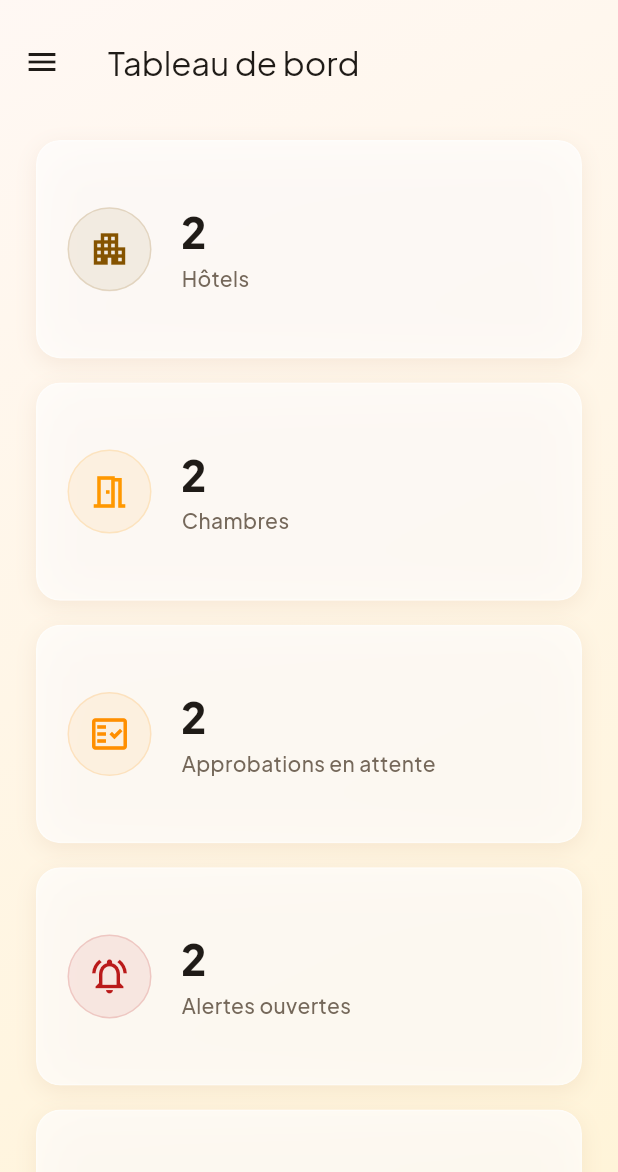
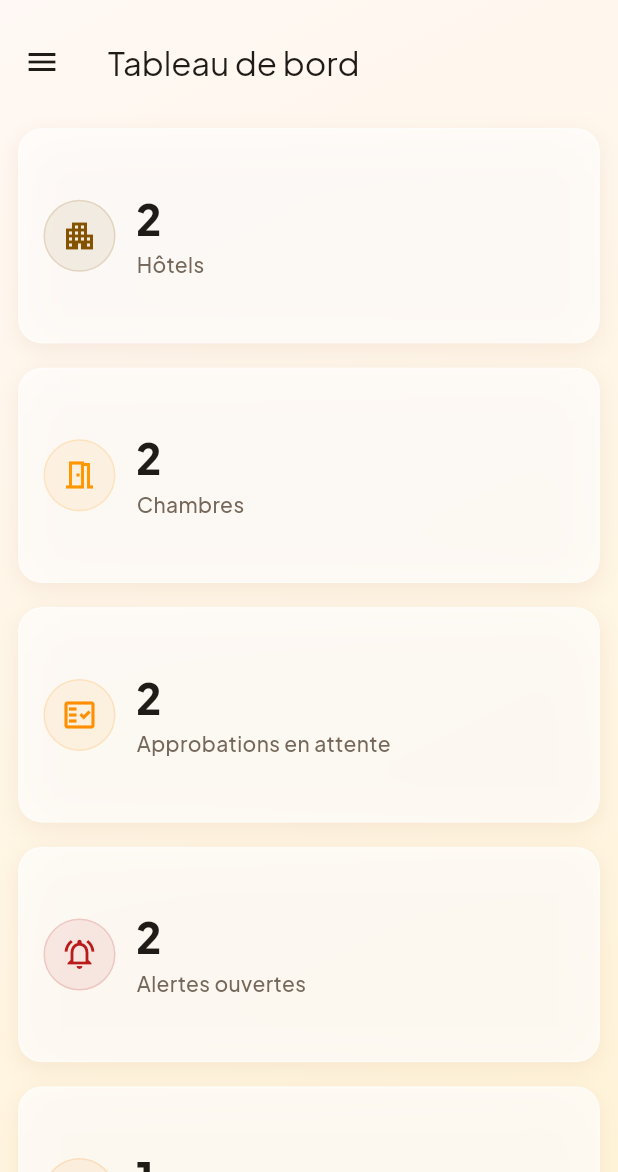
Before and after one commit to prodypanda/ivra-refill, a Flutter app: the screen it shows after launch, on a phone screen of 412 x 824 dp, the part 64-1236 px from its top. Run offline on Flutter 3.47's test engine with Material 3 defaults, Android fonts, the phone set to English and light mode, and no system bars; our stand-ins replace app_links, csv, fl_chart, flutter_riverpod, go_router, google_fonts and 5 more; missing offline and left inert: dart:html; accounts and stored records are empty.

Commit message:
Improve responsive web and mobile layouts

```diff
--- a/lib/src/features/dashboard/dashboard_screen.dart
+++ b/lib/src/features/dashboard/dashboard_screen.dart
@@ -31,6 +31,7 @@ class DashboardScreen extends ConsumerWidget {
                 : constraints.maxWidth >= 640
                     ? 2
                     : 1;
+            final aspectRatio = _metricAspectRatio(constraints.maxWidth);
             return Column(
               crossAxisAlignment: CrossAxisAlignment.stretch,
               children: [
@@ -40,7 +41,7 @@ class DashboardScreen extends ConsumerWidget {
                   physics: const NeverScrollableScrollPhysics(),
                   crossAxisSpacing: 16,
                   mainAxisSpacing: 16,
-                  childAspectRatio: 2.5,
+                  childAspectRatio: aspectRatio,
                   children: List.generate(
                     6,
                     (index) => const MetricCardShimmer(),
@@ -59,6 +60,7 @@ class DashboardScreen extends ConsumerWidget {
                 : constraints.maxWidth >= 640
                     ? 2
                     : 1;
+            final aspectRatio = _metricAspectRatio(constraints.maxWidth);
             return Column(
               crossAxisAlignment: CrossAxisAlignment.stretch,
               children: [
@@ -68,7 +70,7 @@ class DashboardScreen extends ConsumerWidget {
                   physics: const NeverScrollableScrollPhysics(),
                   crossAxisSpacing: 16,
                   mainAxisSpacing: 16,
-                  childAspectRatio: 2.5,
+                  childAspectRatio: aspectRatio,
                   children: [
                     _MetricCard(
                       l10n.t('metricHotels'),
@@ -118,6 +120,12 @@ class DashboardScreen extends ConsumerWidget {
       ),
     );
   }
+
+  double _metricAspectRatio(double width) {
+    if (width < 360) return 2.2;
+    if (width < 640) return 2.7;
+    return 2.5;
+  }
 }
 
 class _MetricCard extends StatelessWidget {
@@ -132,20 +140,20 @@ class _MetricCard extends StatelessWidget {
   Widget build(BuildContext context) {
     final theme = Theme.of(context);
     return GlassCard(
-      padding: const EdgeInsets.all(20),
+      padding: const EdgeInsets.all(16),
       child: Row(
         children: [
           Container(
-            width: 56,
-            height: 56,
+            width: 48,
+            height: 48,
             decoration: BoxDecoration(
               color: iconColor.withValues(alpha: 0.08),
               shape: BoxShape.circle,
               border: Border.all(color: iconColor.withValues(alpha: 0.15)),
             ),
-            child: Icon(icon, size: 28, color: iconColor),
+            child: Icon(icon, size: 24, color: iconColor),
           ),
-          const SizedBox(width: 20),
+          const SizedBox(width: 14),
           Expanded(
             child: Column(
               mainAxisAlignment: MainAxisAlignment.center,
@@ -163,9 +171,12 @@ class _MetricCard extends StatelessWidget {
                 Text(
                   label,
                   style: theme.textTheme.bodyMedium?.copyWith(
-                    color: theme.colorScheme.onSurfaceVariant.withValues(alpha: 0.8),
+                    color: theme.colorScheme.onSurfaceVariant.withValues(
+                      alpha: 0.8,
+                    ),
                     fontWeight: FontWeight.w500,
                   ),
+                  maxLines: 2,
                   overflow: TextOverflow.ellipsis,
                 ),
               ],
@@ -201,8 +212,10 @@ class _ActivityChart extends StatelessWidget {
               LineChartData(
                 gridData: const FlGridData(show: false),
                 titlesData: const FlTitlesData(
-                  rightTitles: AxisTitles(sideTitles: SideTitles(showTitles: false)),
-                  topTitles: AxisTitles(sideTitles: SideTitles(showTitles: false)),
+                  rightTitles:
+                      AxisTitles(sideTitles: SideTitles(showTitles: false)),
+                  topTitles:
+                      AxisTitles(sideTitles: SideTitles(showTitles: false)),
                   bottomTitles: AxisTitles(
                     sideTitles: SideTitles(
                       showTitles: true,
@@ -210,7 +223,8 @@ class _ActivityChart extends StatelessWidget {
                       interval: 1,
                     ),
                   ),
-                  leftTitles: AxisTitles(sideTitles: SideTitles(showTitles: false)),
+                  leftTitles:
+                      AxisTitles(sideTitles: SideTitles(showTitles: false)),
                 ),
                 borderData: FlBorderData(show: false),
                 minX: 0,
--- a/lib/src/features/shared/page_scaffold.dart
+++ b/lib/src/features/shared/page_scaffold.dart
@@ -14,17 +14,29 @@ class PageScaffold extends StatelessWidget {
 
   @override
   Widget build(BuildContext context) {
+    final width = MediaQuery.sizeOf(context).width;
+    final horizontalPadding = width < 420
+        ? 12.0
+        : width < 720
+            ? 16.0
+            : 24.0;
+
     return CustomScrollView(
       slivers: [
         SliverAppBar(
           pinned: true,
           backgroundColor: Colors.transparent,
           scrolledUnderElevation: 0,
-          title: Text(title),
+          title: Text(title, overflow: TextOverflow.ellipsis),
           actions: actions,
         ),
         SliverPadding(
-          padding: const EdgeInsets.all(24),
+          padding: EdgeInsets.fromLTRB(
+            horizontalPadding,
+            16,
+            horizontalPadding,
+            24,
+          ),
           sliver: SliverToBoxAdapter(child: child),
         ),
       ],
```
Also changed, not shown: lib/src/features/auth/login_screen.dart (+32 -12 lines), lib/src/features/products/products_screen.dart (+82 -23 lines).
